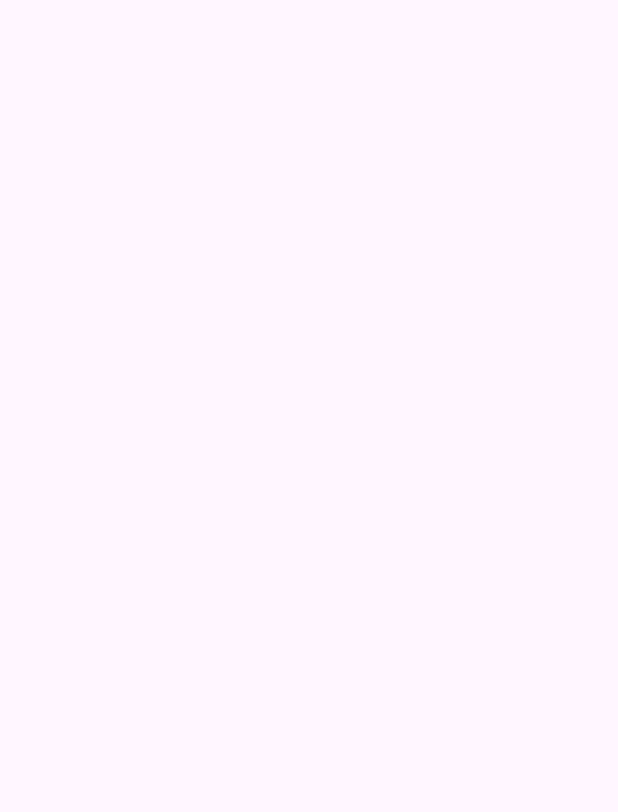
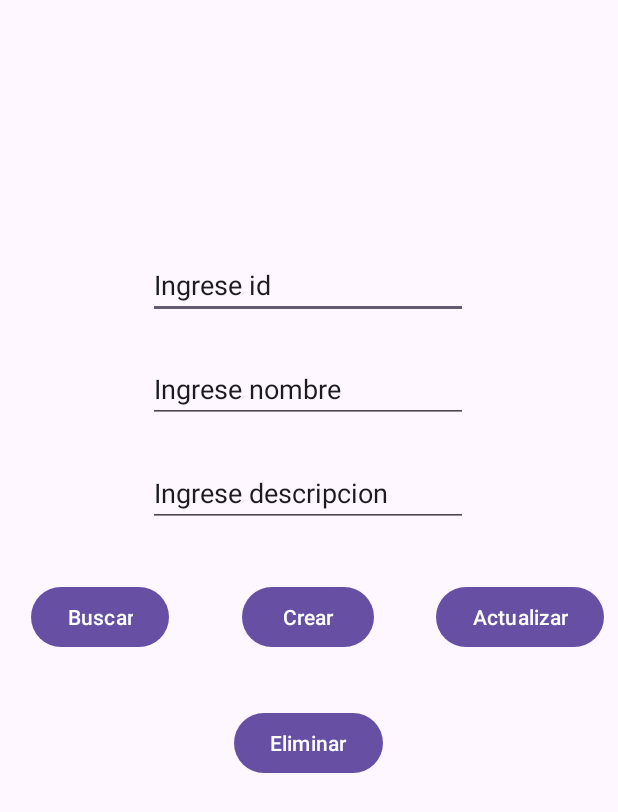
Before and after one commit to 2024-Moviles-CC-Gr1/2024A-CC-GR1-ICHAU-PABON-JENIFFER-LISSETTE, an Android app: the ECrudEntrenador screen opened directly, with no data from a screen before it, on a phone screen of 412 x 824 dp. Before the commit the part shown is empty. Shown: the top 812 px of the screen. Run offline under Robolectric (Android 15) with nearby library versions, the phone set to English and light mode, and no system bars.

Commit message:
Clase 11/07/2024

```diff
--- a/01-clases/app/src/main/res/layout/activity_ecrud_entrenador.xml
+++ b/01-clases/app/src/main/res/layout/activity_ecrud_entrenador.xml
@@ -2,8 +2,92 @@
 <androidx.constraintlayout.widget.ConstraintLayout xmlns:android="http://schemas.android.com/apk/res/android"
     xmlns:app="http://schemas.android.com/apk/res-auto"
     xmlns:tools="http://schemas.android.com/tools"
+    android:id="@+id/cl_sqlite"
     android:layout_width="match_parent"
     android:layout_height="match_parent"
     tools:context=".ECrudEntrenador">
 
+    <Button
+        android:id="@+id/btn_crear_bdd"
+        android:layout_width="wrap_content"
+        android:layout_height="wrap_content"
+        android:text="Crear"
+        app:layout_constraintBottom_toBottomOf="parent"
+        app:layout_constraintEnd_toEndOf="parent"
+        app:layout_constraintHorizontal_bias="0.498"
+        app:layout_constraintStart_toStartOf="parent"
+        app:layout_constraintTop_toTopOf="parent"
+        app:layout_constraintVertical_bias="0.499" />
+
+    <Button
+        android:id="@+id/btn_buscar_bdd"
+        android:layout_width="wrap_content"
+        android:layout_height="wrap_content"
+        android:layout_marginEnd="28dp"
+        android:text="Buscar"
+        android:textColor="#FFFFFF"
+        app:layout_constraintBottom_toBottomOf="@+id/btn_crear_bdd"
+        app:layout_constraintEnd_toStartOf="@+id/btn_crear_bdd"
+        app:layout_constraintStart_toStartOf="parent"
+        app:layout_constraintTop_toTopOf="@+id/btn_crear_bdd" />
+
+    <Button
+        android:id="@+id/btn_actualizar_bdd"
+        android:layout_width="wrap_content"
+        android:layout_height="wrap_content"
+        android:layout_marginStart="32dp"
+        android:text="Actualizar"
+        app:layout_constraintBottom_toBottomOf="@+id/btn_crear_bdd"
+        app:layout_constraintEnd_toEndOf="parent"
+        app:layout_constraintStart_toEndOf="@+id/btn_crear_bdd"
+        app:layout_constraintTop_toTopOf="@+id/btn_crear_bdd" />
+
+    <Button
+        android:id="@+id/btn_eliminar_bdd"
+        android:layout_width="wrap_content"
+        android:layout_height="wrap_content"
+        android:layout_marginTop="36dp"
+        android:text="Eliminar"
+        app:layout_constraintEnd_toEndOf="@+id/btn_crear_bdd"
+        app:layout_constraintStart_toStartOf="@+id/btn_crear_bdd"
+        app:layout_constraintTop_toBottomOf="@+id/btn_crear_bdd" />
+
+    <EditText
+        android:id="@+id/input_id"
+        android:layout_width="wrap_content"
+        android:layout_height="wrap_content"
+        android:layout_marginBottom="24dp"
+        android:ems="10"
+        android:inputType="text"
+        android:text="Ingrese id"
+        app:layout_constraintBottom_toTopOf="@+id/input_nombre"
+        app:layout_constraintEnd_toEndOf="@+id/input_nombre"
+        app:layout_constraintHorizontal_bias="0.0"
+        app:layout_constraintStart_toStartOf="@+id/input_nombre" />
+
+    <EditText
+        android:id="@+id/input_nombre"
+        android:layout_width="wrap_content"
+        android:layout_height="wrap_content"
+        android:layout_marginBottom="24dp"
+        android:ems="10"
+        android:inputType="text"
+        android:text="Ingrese nombre"
+        app:layout_constraintBottom_toTopOf="@+id/input_descripcion"
+        app:layout_constraintEnd_toEndOf="@+id/input_descripcion"
+        app:layout_constraintHorizontal_bias="0.0"
+        app:layout_constraintStart_toStartOf="@+id/input_descripcion" />
+
+    <EditText
+        android:id="@+id/input_descripcion"
+        android:layout_width="wrap_content"
+        android:layout_height="wrap_content"
+        android:layout_marginBottom="36dp"
+        android:ems="10"
+        android:inputType="text"
+        android:text="Ingrese descripcion"
+        app:layout_constraintBottom_toTopOf="@+id/btn_crear_bdd"
+        app:layout_constraintEnd_toEndOf="@+id/btn_crear_bdd"
+        app:layout_constraintStart_toStartOf="@+id/btn_crear_bdd" />
+
 </androidx.constraintlayout.widget.ConstraintLayout>
```
Also changed, not shown: 01-clases/app/src/main/java/com/example/a2024accgr1jlip/ESqliteHelperEntrenador.kt (+64 -0 lines).
